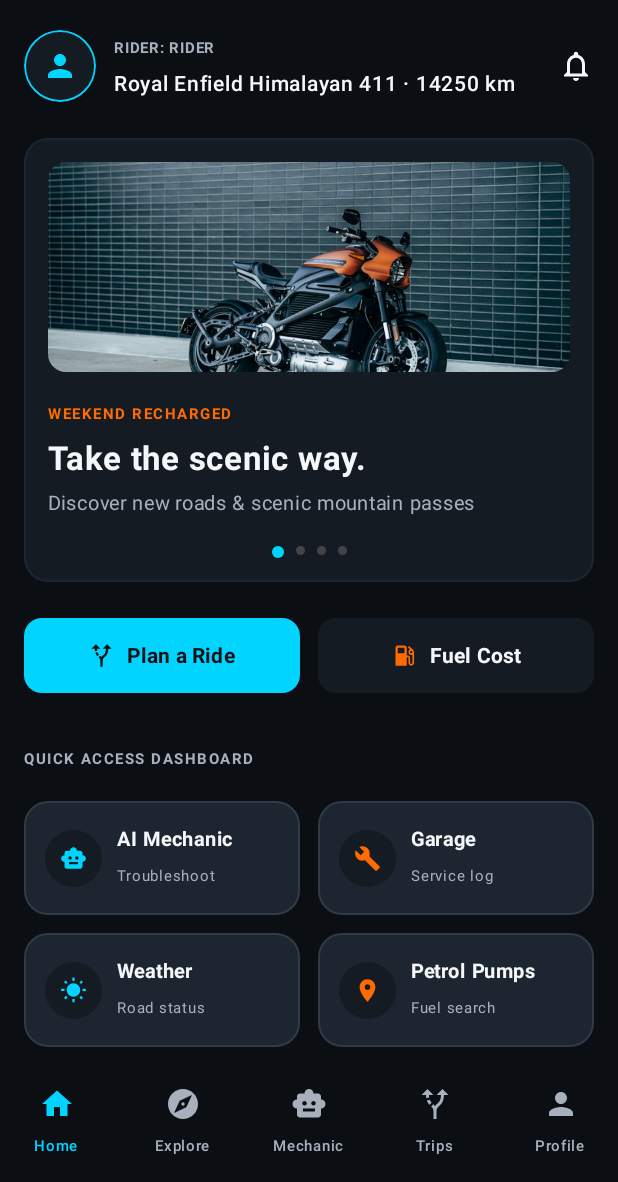
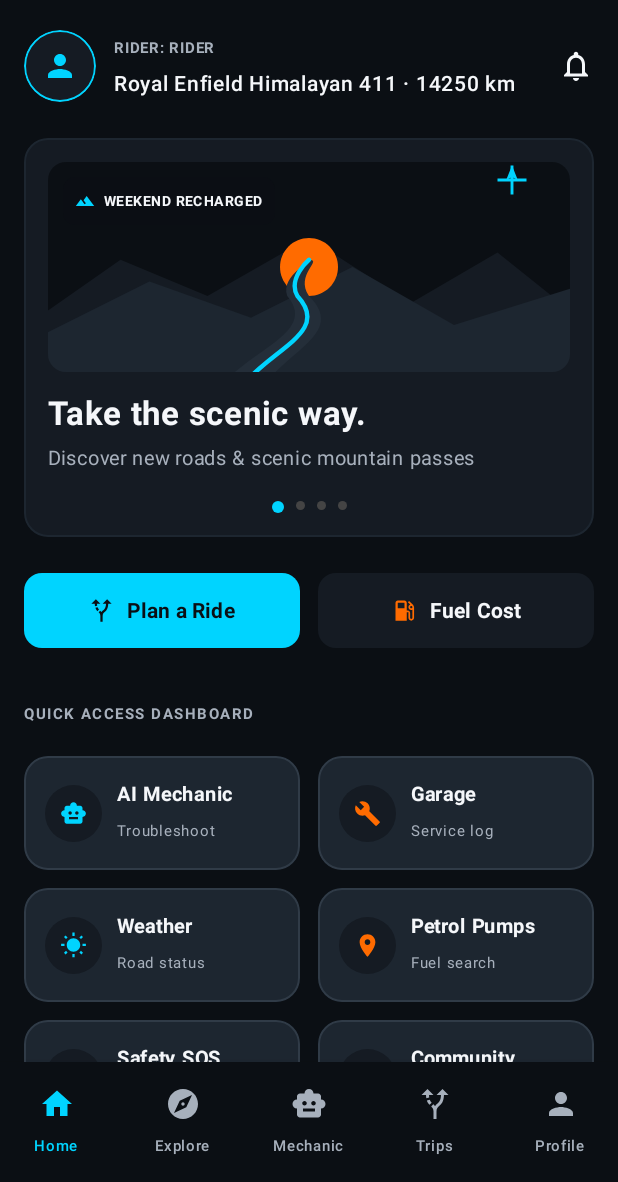
Before and after one commit to yogesh4598/MotoBuddy, an Android app built with Jetpack Compose: the MainHostScreen screen opened through its navigation route, on a phone screen of 412 x 824 dp, the part 54-1236 px from its top. Run offline under Robolectric (Android 15) with nearby library versions, the phone set to English and light mode, and no system bars.

Commit message:
Assign unique subject-specific local vector drawables and matching icons to hero carousel slides

```diff
--- a/app/src/main/java/com/example/motobuddy/ui/screens/home/DashboardScreen.kt
+++ b/app/src/main/java/com/example/motobuddy/ui/screens/home/DashboardScreen.kt
@@ -19,6 +19,7 @@ import androidx.compose.material.icons.automirrored.filled.AltRoute
 import androidx.compose.material.icons.automirrored.filled.KeyboardArrowRight
 import androidx.compose.material.icons.filled.Build
 import androidx.compose.material.icons.filled.CloudQueue
+import androidx.compose.material.icons.filled.Landscape
 import androidx.compose.material.icons.filled.LocalGasStation
 import androidx.compose.material.icons.filled.LocationOn
 import androidx.compose.material.icons.filled.NotificationsNone
@@ -58,7 +59,8 @@ data class CarouselSlide(
     val kicker: String,
     val title: String,
     val subtitle: String,
-    val imageRes: Int
+    val imageRes: Int,
+    val icon: ImageVector
 )
 
 @OptIn(ExperimentalFoundationApi::class)
@@ -155,12 +157,12 @@ fun DashboardScreen(navController: NavController) {
 
             Spacer(modifier = Modifier.height(24.dp))
 
-            // Auto-Sliding Hero Section (Carousel)
+            // Auto-Sliding Hero Section (Carousel with Unique Subject Images and Icons)
             val slides = listOf(
-                CarouselSlide("WEEKEND RECHARGED", "Take the scenic way.", "Discover new roads & scenic mountain passes", R.drawable.moto_landscape),
-                CarouselSlide("SMART PLANNING", "Plan Your Dream Ride", "Routes, weather & fuel cost estimation", R.drawable.moto_landscape),
-                CarouselSlide("AI MECHANIC", "Troubleshoot on the go", "Instant AI mechanical diagnostics & tips", R.drawable.moto_landscape),
-                CarouselSlide("COMMUNITY RIDES", "Ride with the pack", "Join group rides & trip invitations", R.drawable.moto_landscape)
+                CarouselSlide("WEEKEND RECHARGED", "Take the scenic way.", "Discover new roads & scenic mountain passes", R.drawable.carousel_scenic_routes, Icons.Default.Landscape),
+                CarouselSlide("SMART PLANNING", "Plan Your Dream Ride", "Routes, weather & fuel cost estimation", R.drawable.carousel_fuel_station, Icons.Default.LocalGasStation),
+                CarouselSlide("AI MECHANIC", "Troubleshoot on the go", "Instant AI mechanical diagnostics & tips", R.drawable.carousel_ai_mechanic, Icons.Default.SmartToy),
+                CarouselSlide("COMMUNITY RIDES", "Ride with the pack", "Join group rides & trip invitations", R.drawable.carousel_community_rides, Icons.Default.People)
             )
             val pagerState = rememberPagerState(pageCount = { slides.size })
 
@@ -177,7 +179,7 @@ fun DashboardScreen(navController: NavController) {
                     .fillMaxWidth()
                     .clip(RoundedCornerShape(16.dp))
                     .background(cardColor)
-                    .border(1.dp, cardColorLighter, RoundedCornerShape(16.dp))
+                    .border(1.dp, CardBackground, RoundedCornerShape(16.dp))
                     .padding(16.dp)
             ) {
                 Column {
@@ -186,18 +188,47 @@ fun DashboardScreen(navController: NavController) {
                         modifier = Modifier.fillMaxWidth()
                     ) { page ->
                         Column {
-                            Image(
-                                painter = painterResource(id = slides[page].imageRes),
-                                contentDescription = slides[page].title,
-                                contentScale = ContentScale.Crop,
+                            Box(
                                 modifier = Modifier
                                     .fillMaxWidth()
                                     .height(140.dp)
                                     .clip(RoundedCornerShape(12.dp))
-                            )
-                            Spacer(modifier = Modifier.height(16.dp))
-                            Text(text = slides[page].kicker, color = secondaryOrange, fontSize = 10.sp, fontWeight = FontWeight.Bold, letterSpacing = 1.sp)
-                            Spacer(modifier = Modifier.height(4.dp))
+                            ) {
+                                Image(
+                                    painter = painterResource(id = slides[page].imageRes),
+                                    contentDescription = slides[page].title,
+                                    contentScale = ContentScale.Crop,
+                                    modifier = Modifier.fillMaxSize()
+                                )
+
+                                // Category Badge Overlay with Matching Icon
+                                Row(
+                                    modifier = Modifier
+                                        .align(Alignment.TopStart)
+                                        .padding(10.dp)
+                                        .clip(RoundedCornerShape(8.dp))
+                                        .background(MidnightNavy.copy(alpha = 0.85f))
+                                        .padding(horizontal = 8.dp, vertical = 4.dp),
+                                    verticalAlignment = Alignment.CenterVertically
+                                ) {
+                                    Icon(
+                                        imageVector = slides[page].icon,
+                                        contentDescription = null,
+                                        tint = ElectricCyan,
+                                        modifier = Modifier.size(13.dp)
+                                    )
+                                    Spacer(modifier = Modifier.width(6.dp))
+                                    Text(
+                                        text = slides[page].kicker,
+                                        color = TextPrimary,
+                                        fontSize = 9.sp,
+                                        fontWeight = FontWeight.Bold,
+                                        letterSpacing = 1.sp
+                                    )
+                                }
+                            }
+
+                            Spacer(modifier = Modifier.height(14.dp))
                             Text(text = slides[page].title, color = textWhite, fontSize = 22.sp, fontWeight = FontWeight.Bold, lineHeight = 28.sp)
                             Spacer(modifier = Modifier.height(4.dp))
                             Text(text = slides[page].subtitle, color = textGrey, fontSize = 13.sp)
--- /dev/null
+++ b/app/src/main/res/drawable/carousel_ai_mechanic.xml
@@ -0,0 +1,57 @@
+<?xml version="1.0" encoding="utf-8"?>
+<vector xmlns:android="http://schemas.android.com/apk/res/android"
+    android:width="360dp"
+    android:height="200dp"
+    android:viewportWidth="360"
+    android:viewportHeight="200">
+
+    <!-- Dark Background -->
+    <path
+        android:fillColor="#0B0F14"
+        android:pathData="M0,0h360v200h-360z" />
+
+    <!-- Circuit Board Backdrop Lines -->
+    <path
+        android:strokeColor="#1D2630"
+        android:strokeWidth="2"
+        android:pathData="M20,40H120L150,70V160 M340,160H260L230,130V30" />
+
+    <!-- Large Engine Gear Ring -->
+    <path
+        android:strokeColor="#242E39"
+        android:strokeWidth="12"
+        android:pathData="M180,100m-50,0a50,50 0 1,0 100,0a50,50 0 1,0 -100,0" />
+
+    <!-- Gear Teeth -->
+    <path
+        android:strokeColor="#242E39"
+        android:strokeWidth="8"
+        android:strokeLineCap="square"
+        android:pathData="M180,38V48 M180,152V162 M118,100H128 M232,100H242 M136,56L143,63 M217,137L224,144 M136,144L143,137 M217,63L224,56" />
+
+    <!-- Crossed Mechanic Wrench -->
+    <path
+        android:strokeColor="#FF6B00"
+        android:strokeWidth="6"
+        android:strokeLineCap="round"
+        android:pathData="M140,140L220,60 M220,60C225,55 235,55 240,60 C245,65 245,75 240,80" />
+
+    <!-- AI Diagnostic Scan Ring (Electric Cyan) -->
+    <path
+        android:strokeColor="#00D4FF"
+        android:strokeWidth="3"
+        android:pathData="M180,100m-35,0a35,35 0 1,0 70,0a35,35 0 1,0 -70,0" />
+
+    <!-- AI Pulse Spark / Waveform -->
+    <path
+        android:strokeColor="#00D4FF"
+        android:strokeWidth="3"
+        android:strokeLineCap="round"
+        android:strokeLineJoin="round"
+        android:pathData="M150,100 L165,100 L172,85 L180,115 L188,95 L195,100 L210,100" />
+
+    <!-- Diagnostic Circuit Nodes -->
+    <path
+        android:fillColor="#00D4FF"
+        android:pathData="M120,40m-4,0a4,4 0 1,0 8,0a4,4 0 1,0 -8,0 M260,160m-4,0a4,4 0 1,0 8,0a4,4 0 1,0 -8,0" />
+</vector>
--- /dev/null
+++ b/app/src/main/res/drawable/carousel_community_rides.xml
@@ -0,0 +1,70 @@
+<?xml version="1.0" encoding="utf-8"?>
+<vector xmlns:android="http://schemas.android.com/apk/res/android"
+    android:width="360dp"
+    android:height="200dp"
+    android:viewportWidth="360"
+    android:viewportHeight="200">
+
+    <!-- Dark Background -->
+    <path
+        android:fillColor="#0B0F14"
+        android:pathData="M0,0h360v200h-360z" />
+
+    <!-- Open Highway Perspective Surface -->
+    <path
+        android:fillColor="#151B23"
+        android:pathData="M0,200 L120,90 L240,90 L360,200 Z" />
+
+    <path
+        android:fillColor="#1D2630"
+        android:pathData="M40,200 L140,90 L220,90 L320,200 Z" />
+
+    <!-- Highway Center Lines (Vibrant Orange & Cyan) -->
+    <path
+        android:strokeColor="#FF6B00"
+        android:strokeWidth="3"
+        android:strokeLineCap="round"
+        android:pathData="M180,200 L180,90" />
+
+    <path
+        android:strokeColor="#00D4FF"
+        android:strokeWidth="2"
+        android:strokeLineCap="round"
+        android:pathData="M150,200 L165,90 M210,200 L195,90" />
+
+    <!-- Group Rider Silhouettes (Rider 1 - Center Lead) -->
+    <!-- Helmet -->
+    <path
+        android:fillColor="#00D4FF"
+        android:pathData="M180,80m-12,0a12,12 0 1,0 24,0a12,12 0 1,0 -24,0" />
+    <!-- Visor -->
+    <path
+        android:fillColor="#0B0F14"
+        android:pathData="M174,78h12v4h-12z" />
+    <!-- Rider Shoulders -->
+    <path
+        android:fillColor="#242E39"
+        android:pathData="M160,105 C160,92 200,92 200,105 Z" />
+
+    <!-- Group Rider Silhouettes (Rider 2 - Left Flank) -->
+    <path
+        android:fillColor="#FF6B00"
+        android:pathData="M115,100m-9,0a9,9 0 1,0 18,0a9,9 0 1,0 -18,0" />
+    <path
+        android:fillColor="#242E39"
+        android:pathData="M100,120 C100,110 130,110 130,120 Z" />
+
+    <!-- Group Rider Silhouettes (Rider 3 - Right Flank) -->
+    <path
+        android:fillColor="#32D583"
+        android:pathData="M245,100m-9,0a9,9 0 1,0 18,0a9,9 0 1,0 -18,0" />
+    <path
+        android:fillColor="#242E39"
+        android:pathData="M230,120 C230,110 260,110 260,120 Z" />
+
+    <!-- Community Network Rays / Connection Lines in Horizon -->
+    <path
+        android:strokeColor="#00D4FF"
+        android:strokeWidth="1"
+        android:pathData="M115,100 L180,80 L245,100 M115,100 L245,100" />
+</vector>
--- /dev/null
+++ b/app/src/main/res/drawable/carousel_fuel_station.xml
@@ -0,0 +1,58 @@
+<?xml version="1.0" encoding="utf-8"?>
+<vector xmlns:android="http://schemas.android.com/apk/res/android"
+    android:width="360dp"
+    android:height="200dp"
+    android:viewportWidth="360"
+    android:viewportHeight="200">
+
+    <!-- Dark Background -->
+    <path
+        android:fillColor="#0B0F14"
+        android:pathData="M0,0h360v200h-360z" />
+
+    <!-- Secondary Background Card Layer -->
+    <path
+        android:fillColor="#151B23"
+        android:pathData="M20,20h320v160h-320z" />
+
+    <!-- Diagonal Accent Stripe -->
+    <path
+        android:fillColor="#1D2630"
+        android:pathData="M160,20 L340,20 L340,180 L240,180 Z" />
+
+    <!-- Petrol Pump Housing Body -->
+    <path
+        android:fillColor="#242E39"
+        android:pathData="M80,60h70v100h-70z" />
+
+    <!-- Fuel Screen Display -->
+    <path
+        android:fillColor="#0B0F14"
+        android:pathData="M90,75h50v30h-50z" />
+
+    <!-- Digital Fuel Cost Indicator Line (Orange Glow) -->
+    <path
+        android:strokeColor="#FF6B00"
+        android:strokeWidth="3"
+        android:strokeLineCap="round"
+        android:pathData="M95,90h40" />
+
+    <!-- Fuel Nozzle & Hose (Cyan Accent) -->
+    <path
+        android:strokeColor="#00D4FF"
+        android:strokeWidth="4"
+        android:strokeLineCap="round"
+        android:strokeLineJoin="round"
+        android:pathData="M150,110 C175,110 175,150 195,130 L220,100 L210,90 L195,110" />
+
+    <!-- Fuel Drop Icon -->
+    <path
+        android:fillColor="#FF6B00"
+        android:pathData="M260,80 C260,80 240,110 240,125 C240,136 249,145 260,145 C271,145 280,136 280,125 C280,110 260,80 260,80 Z" />
+
+    <!-- Speedometer / Trip Meter Ring in background -->
+    <path
+        android:strokeColor="#00D4FF"
+        android:strokeWidth="3"
+        android:pathData="M310,130 A30,30 0 1,0 270,145" />
+</vector>
--- /dev/null
+++ b/app/src/main/res/drawable/carousel_scenic_routes.xml
@@ -0,0 +1,48 @@
+<?xml version="1.0" encoding="utf-8"?>
+<vector xmlns:android="http://schemas.android.com/apk/res/android"
+    android:width="360dp"
+    android:height="200dp"
+    android:viewportWidth="360"
+    android:viewportHeight="200">
+
+    <!-- Deep Dark Midnight Background -->
+    <path
+        android:fillColor="#0B0F14"
+        android:pathData="M0,0h360v200h-360z" />
+
+    <!-- Distant Mountains Layer 1 -->
+    <path
+        android:fillColor="#151B23"
+        android:pathData="M0,130 L50,95 L110,120 L180,80 L250,125 L310,90 L360,130 L360,200 L0,200 Z" />
+
+    <!-- Midground Mountains Layer 2 -->
+    <path
+        android:fillColor="#1D2630"
+        android:pathData="M0,145 L70,110 L140,135 L210,100 L280,140 L360,115 L360,200 L0,200 Z" />
+
+    <!-- Glowing Horizon Sun -->
+    <path
+        android:fillColor="#FF6B00"
+        android:pathData="M180,100m-20,0a20,20 0 1,0 40,0a20,20 0 1,0 -40,0" />
+
+    <!-- Winding Scenic Mountain Road -->
+    <path
+        android:fillColor="#242E39"
+        android:pathData="M140,200 C150,160 210,150 180,120 C170,105 190,95 180,95 C185,95 160,105 165,120 C190,150 120,160 110,200 Z" />
+
+    <!-- Electric Cyan Winding Road Highlight Line -->
+    <path
+        android:strokeColor="#00D4FF"
+        android:strokeWidth="3"
+        android:strokeLineCap="round"
+        android:pathData="M125,200 C135,160 200,150 172,120 C165,108 180,95 180,95" />
+
+    <!-- Compass Rose / Elevation Badge Graphic in top right -->
+    <path
+        android:strokeColor="#00D4FF"
+        android:strokeWidth="2"
+        android:pathData="M320,30 L320,50 M310,40 L330,40" />
+    <path
+        android:fillColor="#00D4FF"
+        android:pathData="M320,30 L324,40 L320,38 L316,40 Z" />
+</vector>
```
